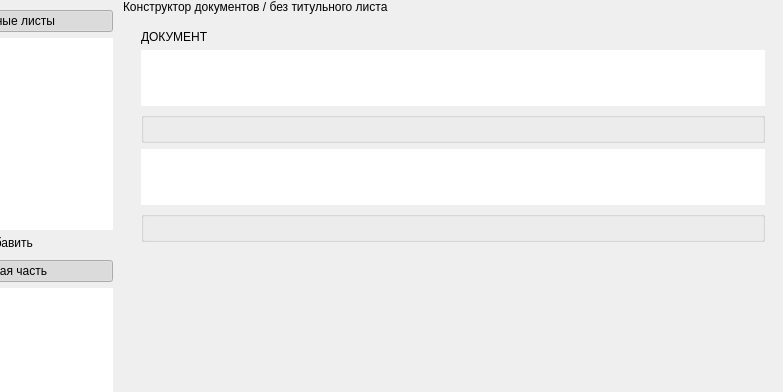
First picture: the form in src/ui/designer/constructor_window.ui, repository bordaregos/Voskresensk_ballons, before the edit; both pictures show x 117 to 900 and y 0 to 392 of the 900 by 640 pixel window.
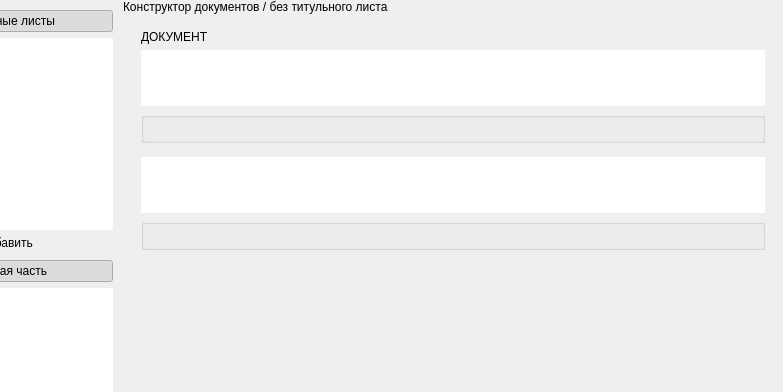
Second picture: the form after the edit.

Commit message: feat: доработки конструктора документов — правая панель, реквизиты, сборка

The edit to the form file:
```diff
--- a/src/ui/designer/constructor_window.ui
+++ b/src/ui/designer/constructor_window.ui
@@ -179,7 +179,16 @@
            </widget>
           </item>
           <item>
-           <widget class="QWidget" name="mainAreaContent">
+           <widget class="QScrollArea" name="mainAreaScrollArea">
+            <property name="widgetResizable"><bool>true</bool></property>
+            <property name="frameShape"><enum>QFrame::Shape::NoFrame</enum></property>
+            <property name="horizontalScrollBarPolicy">
+             <enum>Qt::ScrollBarPolicy::ScrollBarAlwaysOff</enum>
+            </property>
+            <widget class="QWidget" name="mainAreaContent">
+             <property name="geometry">
+              <rect><x>0</x><y>0</y><width>620</width><height>400</height></rect>
+             </property>
             <layout class="QVBoxLayout" name="mainAreaLayout">
              <property name="leftMargin"><number>18</number></property>
              <property name="topMargin"><number>16</number></property>
@@ -218,6 +227,13 @@
                <layout class="QFormLayout" name="titleFieldsLayout"/>
               </widget>
              </item>
+             <item>
+              <widget class="QFrame" name="slotSeparator">
+               <property name="frameShape"><enum>QFrame::Shape::NoFrame</enum></property>
+               <property name="minimumSize"><size><width>0</width><height>2</height></size></property>
+               <property name="maximumSize"><size><width>16777215</width><height>2</height></size></property>
+              </widget>
+             </item>
              <item>
               <widget class="QListWidget" name="includedIntroBlockList">
                <property name="acceptDrops"><bool>true</bool></property>
@@ -255,6 +271,7 @@
               </spacer>
              </item>
             </layout>
+            </widget>
            </widget>
           </item>
          </layout>
```
The commit also changes 2 other files.
